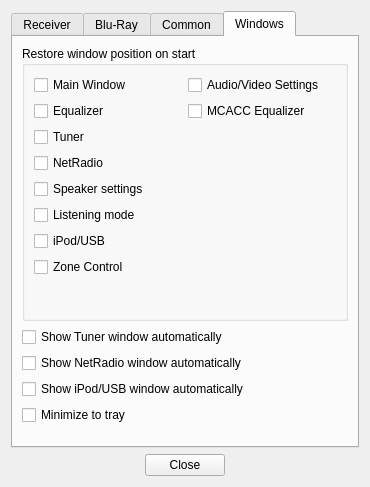
The window that src/settingsdialog.ui (AceOfSnakes/AvrPioRemote) describes before a commit, drawn with Qt 5.
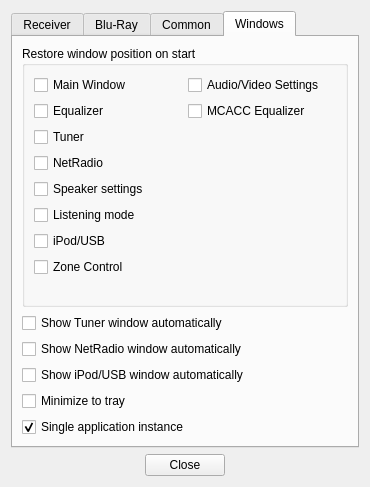
The same window after the commit.

Commit message: add single application instance run

Diff of the .ui file:
```diff
--- a/src/settingsdialog.ui
+++ b/src/settingsdialog.ui
@@ -962,9 +962,19 @@
         </widget>
        </item>
        <item>
-        <widget class="QCheckBox" name="MinimizeToTrayCheckBox">
+       <widget class="QCheckBox" name="MinimizeToTrayCheckBox">
          <property name="text">
           <string>Minimize to tray</string>
+         </property>
+       </widget>
+       </item>
+       <item>
+        <widget class="QCheckBox" name="SingleApplicationInstanceCheckBox">
+         <property name="text">
+          <string>Single application instance</string>
+         </property>
+         <property name="checked">
+           <bool>true</bool>
          </property>
         </widget>
        </item>
```
The commit also changes 5 other files.
